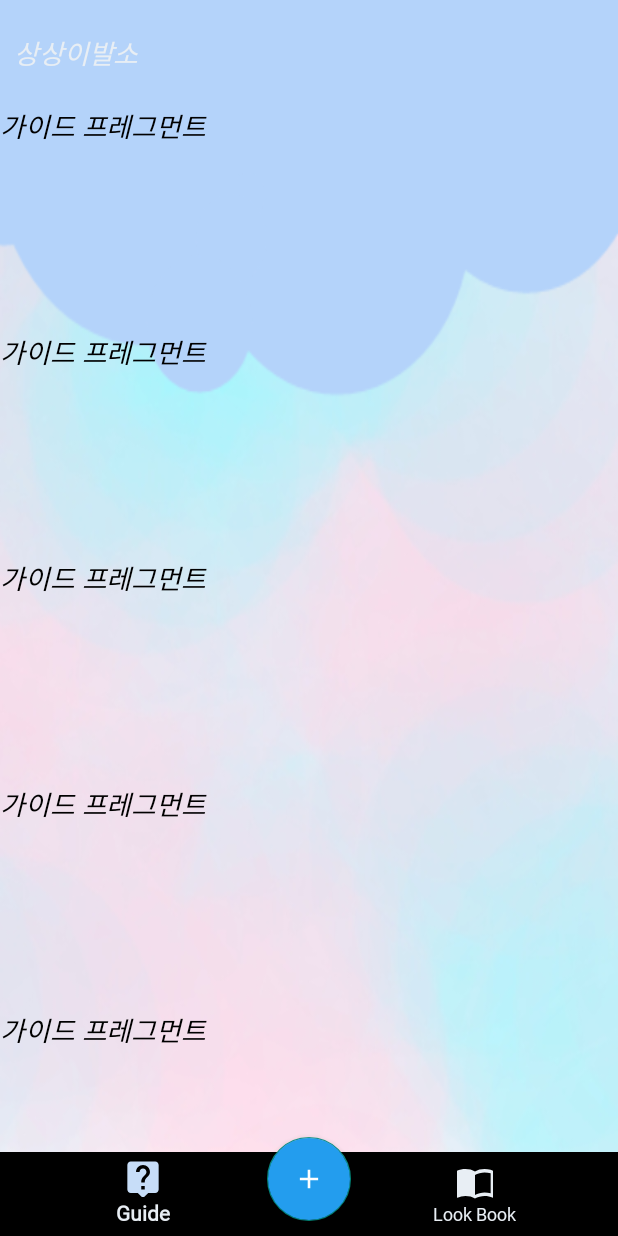
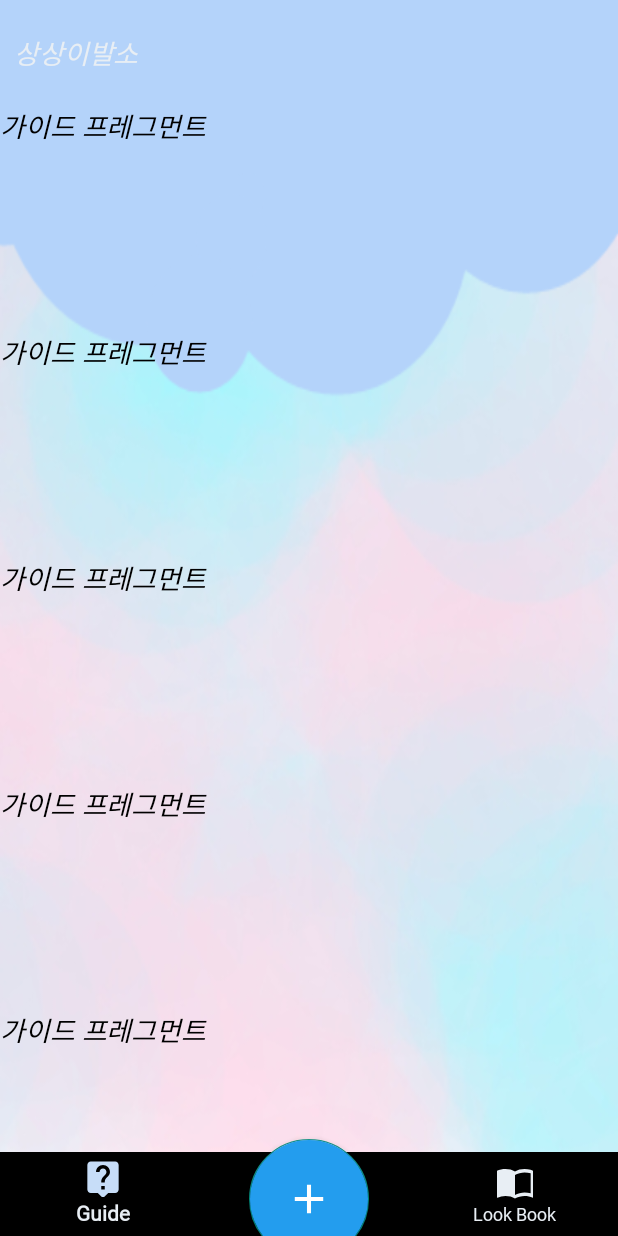
Before and after one commit to minho-jang/Imagine-Hair-Shop, an Android app: the screen it shows after launch (MainActivity), on a phone screen of 412 x 824 dp. Run offline under Robolectric (Android 15) with nearby library versions, the phone set to English and light mode, and no system bars; our stand-ins replace Volley; libraries missing offline, so code that uses them is left out: com.theartofdev.edmodo.

Commit message:
Floating버튼 사이즈 및 위치 조정

```diff
--- a/app/src/main/res/layout/activity_main.xml
+++ b/app/src/main/res/layout/activity_main.xml
@@ -10,7 +10,6 @@
         android:id="@+id/control"
         android:layout_width="match_parent"
         android:layout_height="match_parent"
-        android:layout_above="@+id/contents_bottom"
         android:layout_below="@+id/toolbar"
         android:layout_marginTop="0dp"
         android:layout_marginBottom="0dp"
@@ -53,10 +52,12 @@
         android:layout_alignParentEnd="false"
         android:layout_alignParentBottom="true"
         android:layout_centerHorizontal="true"
-        android:layout_marginBottom="10dp"
+        android:layout_marginBottom="-15dp"
         android:layout_gravity="end"
         android:backgroundTint="#239DEE"
         android:clickable="true"
+        app:fabCustomSize="80dp"
+        app:maxImageSize="37dp"
         app:srcCompat="@drawable/ic_fab_plus" />
 
     <androidx.appcompat.widget.Toolbar
@@ -78,8 +79,6 @@
             android:id="@+id/contents_bottom"
             android:layout_width="match_parent"
             android:layout_height="wrap_content"
-            android:layout_marginStart="40dp"
-            android:layout_marginEnd="40dp"
             android:minHeight="?attr/actionBarSize"
             android:theme="@style/Bottom_nav"
             app:menu="@menu/items_bottom" />
```
